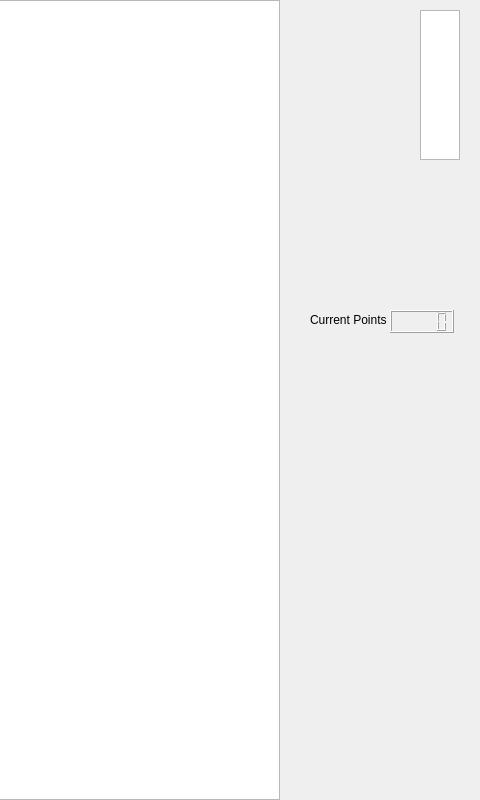
This is Game/mainwindow.ui in AkiKankaanpaa/Prog3Project as Qt 5 draws it before an edit; both pictures show x 520 to 1000 and y 0 to 800 of the 1000 by 800 pixel window. The edited form follows.
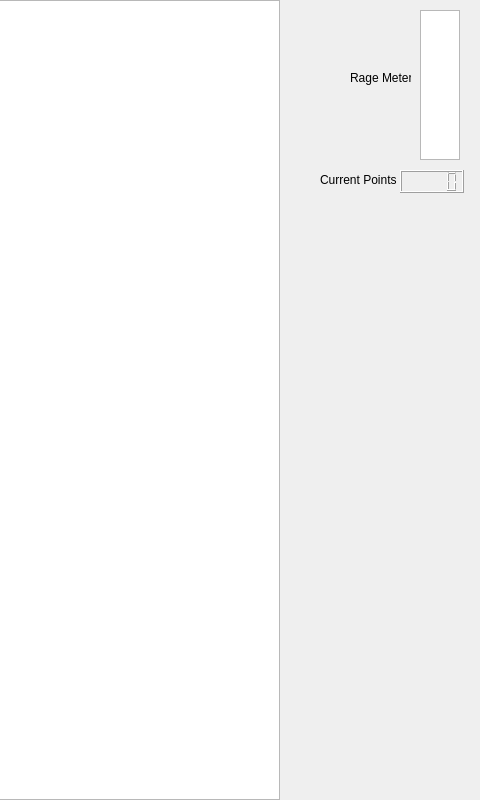
This is the edited form.

```diff
--- a/Game/mainwindow.ui
+++ b/Game/mainwindow.ui
@@ -66,8 +66,8 @@
    <widget class="QLabel" name="pointLabel">
     <property name="geometry">
      <rect>
-      <x>830</x>
-      <y>310</y>
+      <x>840</x>
+      <y>170</y>
       <width>81</width>
       <height>20</height>
      </rect>
@@ -79,8 +79,8 @@
    <widget class="QLCDNumber" name="lcdPoints">
     <property name="geometry">
      <rect>
-      <x>910</x>
-      <y>310</y>
+      <x>920</x>
+      <y>170</y>
       <width>64</width>
       <height>23</height>
      </rect>
@@ -96,6 +96,32 @@
      </rect>
     </property>
    </widget>
+   <widget class="QLabel" name="label">
+    <property name="geometry">
+     <rect>
+      <x>870</x>
+      <y>70</y>
+      <width>61</width>
+      <height>16</height>
+     </rect>
+    </property>
+    <property name="text">
+     <string>Rage Meter:</string>
+    </property>
+   </widget>
+   <widget class="QLabel" name="label_2">
+    <property name="geometry">
+     <rect>
+      <x>810</x>
+      <y>200</y>
+      <width>180</width>
+      <height>460</height>
+     </rect>
+    </property>
+    <property name="text">
+     <string/>
+    </property>
+   </widget>
   </widget>
   <widget class="QMenuBar" name="menubar">
    <property name="geometry">
```
